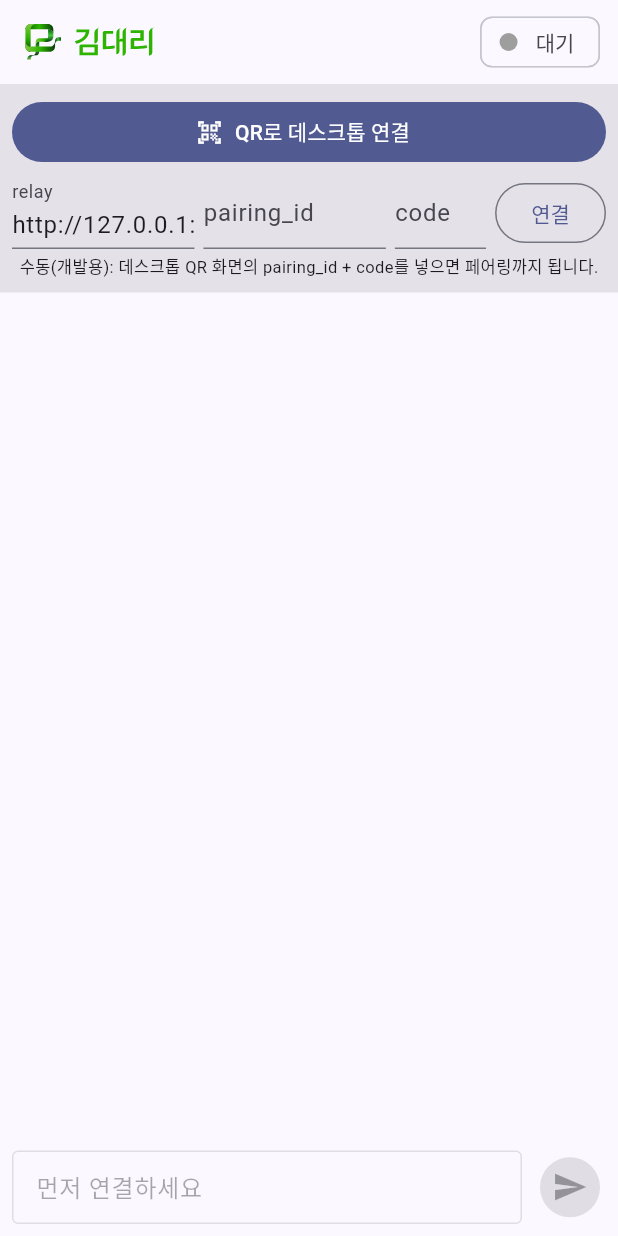
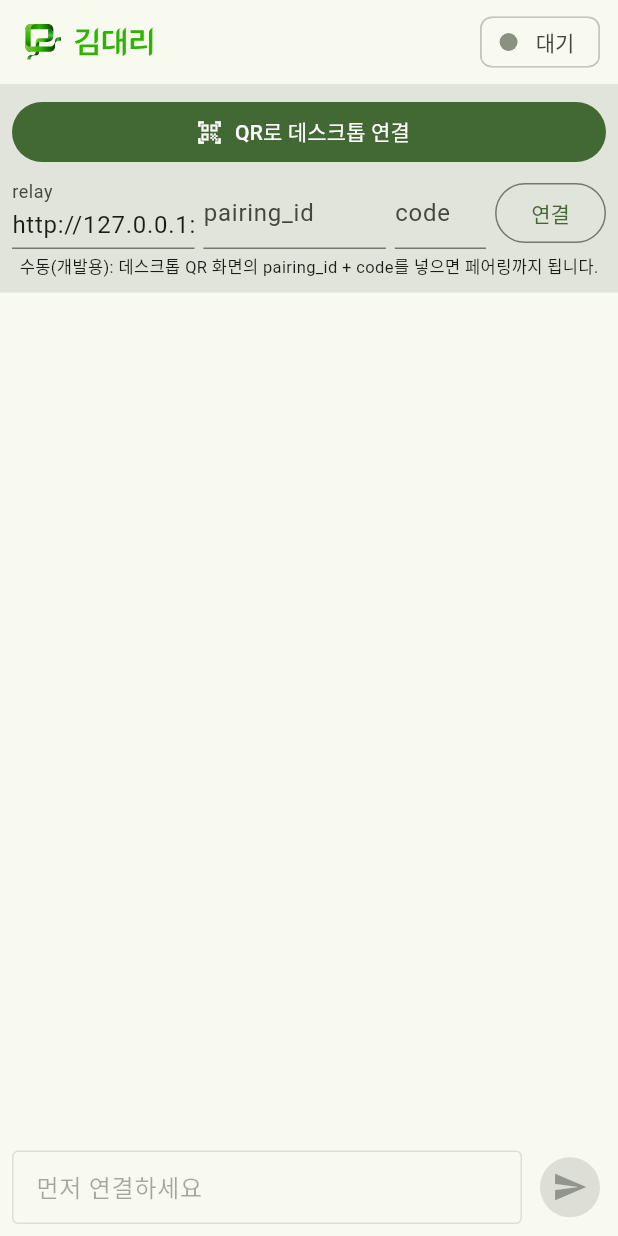
Before and after one commit to RomEscape/excel_agent, a Flutter app: the screen it shows after launch, on a phone screen of 412 x 824 dp. Run offline on Flutter 3.47's test engine with Material 3 defaults, Android fonts, the phone set to English and light mode, and no system bars; our stand-ins replace flutter_riverpod, flutter_svg; missing offline and left inert: mobile_scanner.

Commit message:
feat(brand): 색 테마를 브랜드 초록으로 통일 — 모바일 테마 모듈 + 데스크톱 토큰
PR #20이 로고·표시 문자열만 김대리로 바꾸고 색 테마는 남겨둬서,
모바일은 indigo·데스크톱은 blue-600이 그대로였다. 색을 브랜드 SVG에서
뽑은 초록으로 통일하고, 그 과정에서 인라인 색을 모듈로 걷어냈다.

모바일 — 새 모듈 세트 (CLAUDE.md 규칙)
- theme/brand_palette.dart   브랜드 원색 토큰 (전부 SVG의 fill·stop-color)
- theme/brand_theme.dart     buildBrandTheme + AgentStatusColors 확장
- theme/agent_status_tokens.dart  AgentState → 라벨·색 매핑 (순수)
- widgets/brand_wordmark.dart     워드마크 (다크 대응)
- widgets/agent_status_chip.dart  상태 칩 (토큰 구독만)

main.dart는 배선만 남겼다. colorSchemeSeed: Colors.indigo 대신 시드
#2DB400 하나로 라이트/다크를 M3가 파생하게 하고 themeMode: system을 붙였다.
_StatusChip의 Colors.green/orange/blue 하드코딩은 테마 확장으로 옮겼다.

데스크톱
- index.css의 --primary·--ring blue-600 → 105 100% 24%
- 사이드바 지면을 브랜드 다크 타일(#0C1909)로, --sidebar-primary는 코어 초록

판단이 필요했던 두 곳
- 워드마크 SVG는 그라디언트 어두운 끝(#0B3F0A·#015F00)이 다크 지면 대비
  1.53:1이라 글자가 사라진다. 다크 전용 에셋을 새로 만들면 없던 브랜드
  색을 지어내야 하므로, 기존 #46C642 한 색으로 눕혔다(8.34:1).
- --primary에 #2DB400을 그대로 쓰면 흰 전경 대비가 2.78:1로 AA 미달이라
  색상·채도는 두고 명도만 24%로 낮췄다(5.22:1). 사이드바는 어두운 지면이라
  코어 초록을 그대로 얹었다(6.40:1).

thinking(앰버)·remoteControlling(바이올렛)은 의도적으로 브랜드 밖 색이다 —
초록 계열이면 "정상 동작 중"과 구분이 안 된다. 이 규칙은 테스트로 고정했다.

그 외
- pubspec.lock에 빠져 있던 flutter_svg + 전이 의존성 반영
  (#20에서 pubspec.yaml에만 추가되고 lock이 커밋되지 않았다)
- CLAUDE.md 모듈 표에 한 줄 + 브랜드 색 노트 추가

검증: flutter analyze 무경고 · flutter test 16개 통과(기존 9 + 신규 7) ·
npm run build 성공 · npm run test:unit 25개 통과

Co-Authored-By: Claude Opus 5 (1M context) <noreply@anthropic.com>
Claude-Session: https://claude.ai/code/session_01T4b9gBmPFSRY6wat1FgXtP

```diff
--- a/apps/mobile/lib/main.dart
+++ b/apps/mobile/lib/main.dart
@@ -1,11 +1,12 @@
 import 'package:flutter/material.dart';
 import 'package:flutter_riverpod/flutter_riverpod.dart';
-import 'package:flutter_svg/flutter_svg.dart';
 
 import 'pairing/pairing_screen.dart';
 import 'pairing/pairing_service.dart';
-import 'protocol/protocol.dart';
 import 'store/chat_controller.dart';
+import 'theme/brand_theme.dart';
+import 'widgets/agent_status_chip.dart';
+import 'widgets/brand_wordmark.dart';
 
 void main() {
   runApp(const ProviderScope(child: OfficeClawApp()));
@@ -18,7 +19,9 @@ class OfficeClawApp extends StatelessWidget {
   Widget build(BuildContext context) {
     return MaterialApp(
       title: '김대리',
-      theme: ThemeData(colorSchemeSeed: Colors.indigo, useMaterial3: true),
+      theme: brandLightTheme,
+      darkTheme: brandDarkTheme,
+      themeMode: ThemeMode.system,
       home: const ChatScreen(),
     );
   }
@@ -126,15 +129,14 @@ class _ChatScreenState extends ConsumerState<ChatScreen> {
 
     return Scaffold(
       appBar: AppBar(
-        title: SvgPicture.asset(
-          'assets/brand-wordmark.svg',
-          height: 26,
-          semanticsLabel: '김대리',
-        ),
+        title: const BrandWordmark(),
         actions: [
           Padding(
             padding: const EdgeInsets.only(right: 12),
-            child: _StatusChip(connected: st.connected, agentState: st.agentState),
+            child: AgentStatusChip(
+              connected: st.connected,
+              agentState: st.agentState,
+            ),
           ),
         ],
       ),
@@ -274,26 +276,3 @@ class _ChatScreenState extends ConsumerState<ChatScreen> {
     );
   }
 }
-
-class _StatusChip extends StatelessWidget {
-  final bool connected;
-  final AgentState agentState;
-  const _StatusChip({required this.connected, required this.agentState});
-
-  @override
-  Widget build(BuildContext context) {
-    final (label, color) = switch (agentState) {
-      AgentState.thinking => ('생각 중', Colors.orange),
-      AgentState.remoteControlling => ('제어 중', Colors.blue),
-      AgentState.offline => ('오프라인', Colors.grey),
-      AgentState.idle => connected
-          ? ('연결됨', Colors.green)
-          : ('대기', Colors.grey),
-    };
-    return Chip(
-      avatar: CircleAvatar(backgroundColor: color, radius: 6),
-      label: Text(label),
-      visualDensity: VisualDensity.compact,
-    );
-  }
-}
--- /dev/null
+++ b/apps/mobile/lib/theme/agent_status_tokens.dart
@@ -0,0 +1,41 @@
+import 'package:flutter/material.dart';
+
+import '../protocol/protocol.dart';
+import 'brand_theme.dart';
+
+/// 상태 칩 하나가 쓰는 표시 토큰.
+@immutable
+class AgentStatusToken {
+  const AgentStatusToken({required this.label, required this.color});
+
+  final String label;
+  final Color color;
+}
+
+/// 프로토콜의 [AgentState](+연결 여부)를 표시 토큰으로 옮긴다.
+///
+/// 상태→라벨·색 결정은 **여기 한 곳**에서만 한다. 위젯 안에서 다시 분기하지 않는다.
+AgentStatusToken resolveAgentStatus({
+  required AgentState state,
+  required bool connected,
+  required AgentStatusColors colors,
+}) {
+  return switch (state) {
+    AgentState.thinking => AgentStatusToken(
+      label: '생각 중',
+      color: colors.thinking,
+    ),
+    AgentState.remoteControlling => AgentStatusToken(
+      label: '제어 중',
+      color: colors.remoteControlling,
+    ),
+    AgentState.offline => AgentStatusToken(
+      label: '오프라인',
+      color: colors.inactive,
+    ),
+    AgentState.idle =>
+      connected
+          ? AgentStatusToken(label: '연결됨', color: colors.connected)
+          : AgentStatusToken(label: '대기', color: colors.inactive),
+  };
+}
--- /dev/null
+++ b/apps/mobile/lib/theme/brand_palette.dart
@@ -0,0 +1,34 @@
+import 'package:flutter/material.dart';
+
+/// 김대리 브랜드 원색 토큰.
+///
+/// 값은 전부 브랜드 SVG의 `fill`·`stop-color`에서 그대로 뽑았다
+/// (`assets/brand-wordmark.svg`, `apps/desktop/src/assets/brand-logo-{light,dark}.svg`).
+/// **여기서 새 색을 만들지 않는다** — 새 브랜드 색이 필요하면 SVG를 먼저 고치고 그 값을 옮긴다.
+class BrandPalette {
+  const BrandPalette._();
+
+  /// 코어 그린. M3 ColorScheme 전체가 이 시드 하나에서 파생된다.
+  static const Color core = Color(0xFF2DB400);
+
+  /// 그라디언트 밝은쪽. 다크 지면 위에서 코어 대신 쓴다.
+  static const Color lift = Color(0xFF46C642);
+
+  /// 그라디언트 최상단.
+  static const Color pale = Color(0xFF82C642);
+
+  /// 그라디언트 어두운쪽.
+  static const Color deep = Color(0xFF015F00);
+
+  /// 그라디언트 최하단.
+  static const Color darkest = Color(0xFF0B3F0A);
+
+  /// 라이트 로고 타일 지면.
+  static const Color surfaceLight = Color(0xFFF9FDF7);
+
+  /// 다크 로고 타일 지면.
+  static const Color surfaceDark = Color(0xFF0C1909);
+
+  /// 로고의 near-black green — 본문 잉크.
+  static const Color ink = Color(0xFF092400);
+}
--- /dev/null
+++ b/apps/mobile/lib/theme/brand_theme.dart
@@ -0,0 +1,112 @@
+import 'package:flutter/material.dart';
+
+import 'brand_palette.dart';
+
+/// AgentState 표시색.
+///
+/// 규칙: **브랜드 초록 = 건강한 상태**, 초록 밖의 색 = 사용자의 주의가 필요한 상태.
+/// 그래서 `thinking`·`remoteControlling`만 브랜드 밖 색을 쓴다 — 초록 계열로 두면
+/// "정상 동작 중"과 구분이 안 된다.
+@immutable
+class AgentStatusColors extends ThemeExtension<AgentStatusColors> {
+  const AgentStatusColors({
+    required this.connected,
+    required this.thinking,
+    required this.remoteControlling,
+    required this.inactive,
+  });
+
+  /// 연결됨 — 브랜드 초록 그대로.
+  final Color connected;
+
+  /// 생각 중 — 앰버. 초록에 묻히지 않게 뺐다.
+  final Color thinking;
+
+  /// 제어 중 — 바이올렛. 내 PC를 실제로 만지는 순간이라 가장 멀리 뺀다.
+  final Color remoteControlling;
+
+  /// 대기·오프라인 — 중립.
+  final Color inactive;
+
+  static const AgentStatusColors light = AgentStatusColors(
+    connected: BrandPalette.core,
+    thinking: Color(0xFFC07C00),
+    remoteControlling: Color(0xFF5B5BD6),
+    inactive: Color(0xFF8A917F),
+  );
+
+  static const AgentStatusColors dark = AgentStatusColors(
+    connected: BrandPalette.lift,
+    thinking: Color(0xFFD4A044),
+    remoteControlling: Color(0xFF8B8BE8),
+    inactive: Color(0xFF74886E),
+  );
+
+  @override
+  AgentStatusColors copyWith({
+    Color? connected,
+    Color? thinking,
+    Color? remoteControlling,
+    Color? inactive,
+  }) {
+    return AgentStatusColors(
+      connected: connected ?? this.connected,
+      thinking: thinking ?? this.thinking,
+      remoteControlling: remoteControlling ?? this.remoteControlling,
+      inactive: inactive ?? this.inactive,
+    );
+  }
+
+  @override
+  AgentStatusColors lerp(ThemeExtension<AgentStatusColors>? other, double t) {
+    if (other is! AgentStatusColors) return this;
+    return AgentStatusColors(
+      connected: Color.lerp(connected, other.connected, t)!,
+      thinking: Color.lerp(thinking, other.thinking, t)!,
+      remoteControlling: Color.lerp(
+        remoteControlling,
+        other.remoteControlling,
+        t,
+      )!,
+      inactive: Color.lerp(inactive, other.inactive, t)!,
+    );
+  }
+
+  @override
+  bool operator ==(Object other) {
+    if (identical(this, other)) return true;
+    return other is AgentStatusColors &&
+        other.connected == connected &&
+        other.thinking == thinking &&
+        other.remoteControlling == remoteControlling &&
+        other.inactive == inactive;
+  }
+
+  @override
+  int get hashCode =>
+      Object.hash(connected, thinking, remoteControlling, inactive);
+}
+
+/// 브랜드 시드에서 파생한 M3 테마.
+///
+/// 표면·잉크·컨테이너 색을 하나하나 지정하지 않는다 —
+/// [BrandPalette.core] 시드 하나만 주고 나머지는 M3가 파생하게 둔다.
+/// 그래야 라이트/다크 대비가 알아서 맞고, 브랜드 색이 바뀌어도 한 줄만 고치면 된다.
+ThemeData buildBrandTheme(Brightness brightness) {
+  return ThemeData(
+    useMaterial3: true,
+    colorScheme: ColorScheme.fromSeed(
+      seedColor: BrandPalette.core,
+      brightness: brightness,
+    ),
+    extensions: <ThemeExtension<dynamic>>[
+      brightness == Brightness.dark
+          ? AgentStatusColors.dark
+          : AgentStatusColors.light,
+    ],
+  );
+}
+
+ThemeData get brandLightTheme => buildBrandTheme(Brightness.light);
+
+ThemeData get brandDarkTheme => buildBrandTheme(Brightness.dark);
--- /dev/null
+++ b/apps/mobile/lib/widgets/agent_status_chip.dart
@@ -0,0 +1,36 @@
+import 'package:flutter/material.dart';
+
+import '../protocol/protocol.dart';
+import '../theme/agent_status_tokens.dart';
+import '../theme/brand_theme.dart';
+
+/// 데스크톱의 [AgentState]를 그대로 비추는 상단 칩.
+///
+/// 색·라벨은 전부 테마 확장([AgentStatusColors])과 토큰에서 온다 — 여기서 색을 짓지 않는다.
+class AgentStatusChip extends StatelessWidget {
+  const AgentStatusChip({
+    super.key,
+    required this.connected,
+    required this.agentState,
+  });
+
+  final bool connected;
+  final AgentState agentState;
+
+  @override
+  Widget build(BuildContext context) {
+    final colors =
+        Theme.of(context).extension<AgentStatusColors>() ??
+        AgentStatusColors.light;
+    final token = resolveAgentStatus(
+      state: agentState,
+      connected: connected,
+      colors: colors,
+    );
+    return Chip(
+      avatar: CircleAvatar(backgroundColor: token.color, radius: 6),
+      label: Text(token.label),
+      visualDensity: VisualDensity.compact,
+    );
+  }
+}
--- /dev/null
+++ b/apps/mobile/lib/widgets/brand_wordmark.dart
@@ -0,0 +1,28 @@
+import 'package:flutter/material.dart';
+import 'package:flutter_svg/flutter_svg.dart';
+
+import '../theme/brand_palette.dart';
+
+/// 앱바 등에 놓는 김대리 워드마크.
+///
+/// 원본 SVG는 라이트 지면 기준이라 그라디언트의 어두운 끝(#0B3F0A·#015F00)이
+/// 다크 배경에서 거의 사라진다. 그래서 다크에서는 밝은 브랜드 초록 한 색으로 눕혀 쓴다.
+/// (다크 전용 워드마크 에셋을 새로 만들면 새 브랜드 색을 지어내야 하므로 택하지 않았다.)
+class BrandWordmark extends StatelessWidget {
+  const BrandWordmark({super.key, this.height = 26});
+
+  final double height;
+
+  @override
+  Widget build(BuildContext context) {
+    final isDark = Theme.of(context).brightness == Brightness.dark;
+    return SvgPicture.asset(
+      'assets/brand-wordmark.svg',
+      height: height,
+      semanticsLabel: '김대리',
+      colorFilter: isDark
+          ? const ColorFilter.mode(BrandPalette.lift, BlendMode.srcIn)
+          : null,
+    );
+  }
+}
```
Also changed, not shown: apps/mobile/pubspec.lock, 3 other files.
